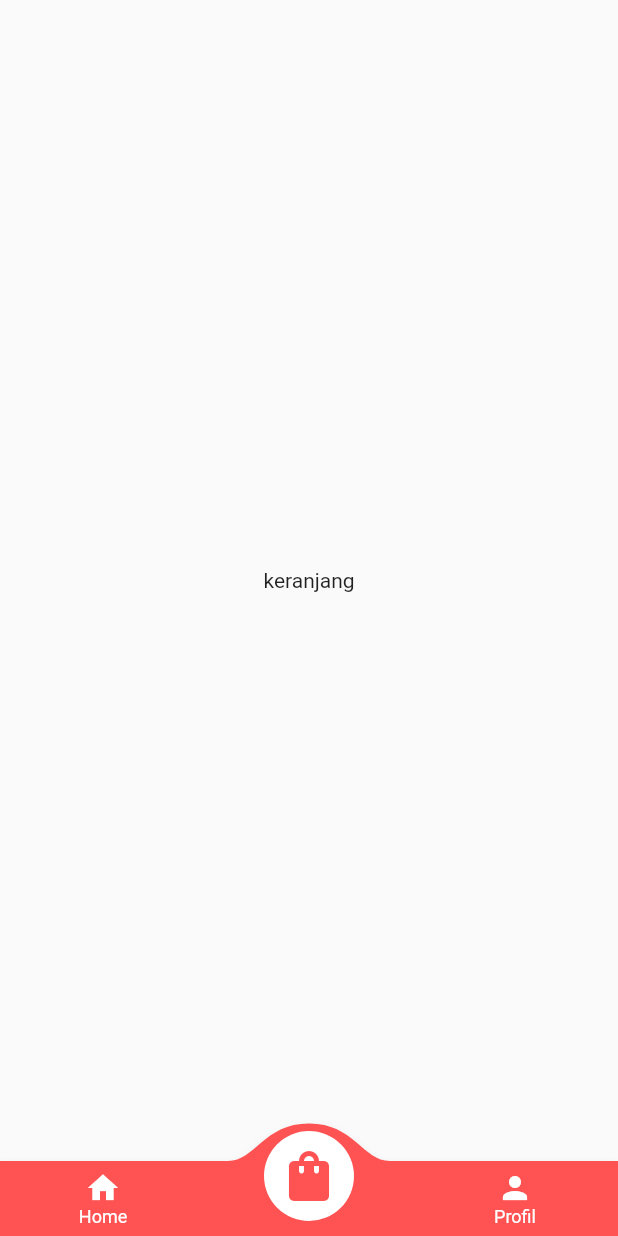
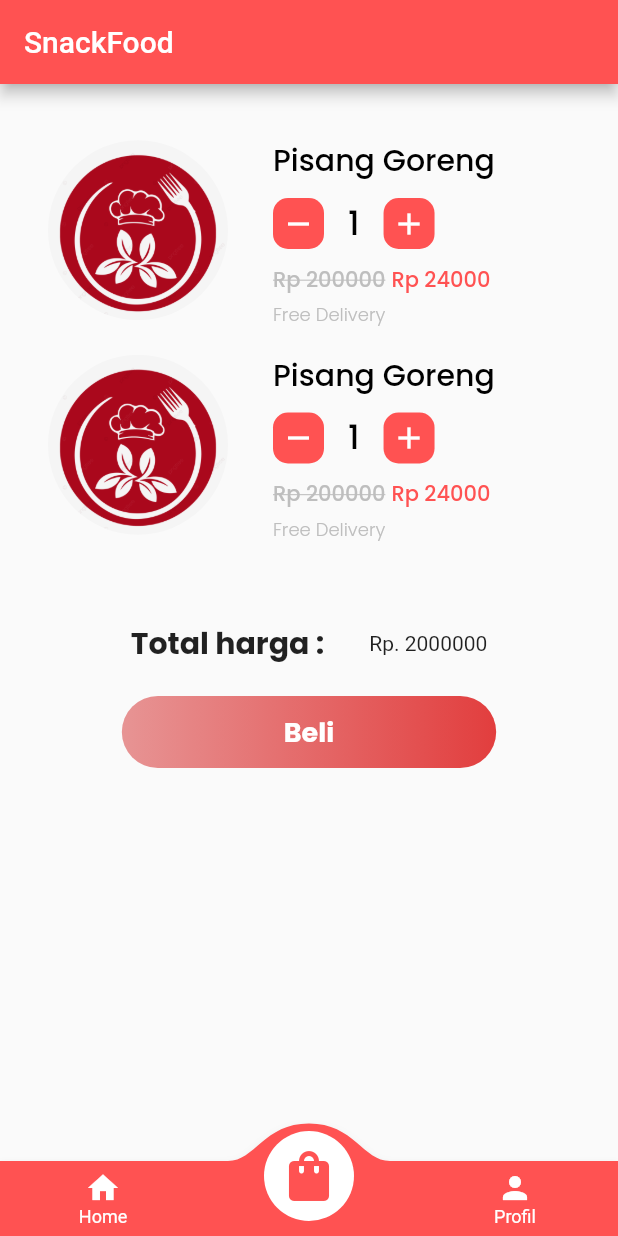
Before and after one commit to haaeell/snackfood-flutter-firebase, a Flutter app: the screen it shows once a user with an empty profile is signed in, item 2 of the bottom bar chosen, on a phone screen of 412 x 824 dp. Run offline on Flutter 3.47's test engine with Material 2 defaults, Android fonts, the phone set to English and light mode, and no system bars; drawn by our look-alikes of convex_bottom_bar; our stand-ins replace badges, cloud_firestore, firebase_auth, firebase_core, google_fonts, loading_indicator; accounts and stored records are empty; network calls fail.

Commit message:
memperbaiki tampilan

```diff
--- a/lib/pages/ForgetPasswordPage.dart
+++ b/lib/pages/ForgetPasswordPage.dart
@@ -96,7 +96,10 @@ class _ForgetPasswordPageState extends State<ForgetPasswordPage> {
             onPressed: () {
               passwordReset();
             },
-            child: Text('reset password'),
+            child: Text(
+              'reset password',
+              style: poppinsTextStyle.copyWith(color: whiteColor),
+            ),
             color: Colors.redAccent,
           ),
         ],
--- a/lib/pages/HomePage.dart
+++ b/lib/pages/HomePage.dart
@@ -3,6 +3,8 @@ import 'package:convex_bottom_bar/convex_bottom_bar.dart';
 import 'package:firebase_auth/firebase_auth.dart';
 import 'package:flutter/material.dart';
 import 'package:snackfood/models/menu.dart';
+import 'package:snackfood/pages/KeranjangPage.dart';
+import 'package:snackfood/pages/ProfilPage.dart';
 import 'package:snackfood/theme.dart';
 import 'package:snackfood/widgets/MenuCard.dart';
 
@@ -26,29 +28,41 @@ class _HomepageState extends State<Homepage> {
         child: SafeArea(
           child: Padding(
             padding: const EdgeInsets.symmetric(
-              vertical: 32,
+              vertical: 22,
               horizontal: 20,
             ),
             child: Column(
               crossAxisAlignment: CrossAxisAlignment.start,
               children: [
-                Center(
-                  child: Text(
-                    'Haloo,' + user.email!,
-                    style: poppinsTextStyle.copyWith(
-                      fontSize: 18,
-                      fontWeight: FontWeight.w700,
-                      color: blackColor,
+                Row(
+                  mainAxisAlignment: MainAxisAlignment.spaceBetween,
+                  children: [
+                    Text(
+                      'Haloo,',
+                      style: poppinsTextStyle.copyWith(
+                        fontSize: 24,
+                        fontWeight: FontWeight.w700,
+                        color: blackColor,
+                      ),
                     ),
-                  ),
+                    Image.asset(
+                      'assets/icon.png',
+                      width: 50,
+                      height: 50,
+                    )
+                  ],
+                ),
+                Text(user.email!),
+                SizedBox(
+                  height: 40,
                 ),
                 Center(
                   child: Text(
-                    'Selamat datang di Snackfood',
+                    'Mau makan apa hari ini?',
                     style: poppinsTextStyle.copyWith(
-                      fontSize: 16,
+                      fontSize: 20,
                       fontWeight: FontWeight.w400,
-                      color: greyColor,
+                      color: blackColor,
                     ),
                   ),
                 ),
@@ -63,8 +77,8 @@ class _HomepageState extends State<Homepage> {
                       bottomRight: Radius.circular(64),
                       bottomLeft: Radius.circular(16),
                     ),
-                    child: Image.asset(
-                      'assets/thumbnail.png',
+                    child: Image.network(
+                      'https://assets.materialup.com/uploads/45b248c8-e813-4437-8e76-3e54d8621933/preview.jpg',
                       fit: BoxFit.cover,
                     ),
                   ),
@@ -114,31 +128,16 @@ class _HomepageState extends State<Homepage> {
           ),
         ),
       ),
-      Center(
-        child: Text('keranjang'),
-      ),
-      Center(
-        child: Column(
-          mainAxisAlignment: MainAxisAlignment.center,
-          children: [
-            Text(user.email!),
-            MaterialButton(
-              onPressed: () {
-                FirebaseAuth.instance.signOut();
-              },
-              color: Colors.redAccent,
-              child: Text(
-                'LOGOUT',
-                style: TextStyle(color: Colors.white),
-              ),
-            )
-          ],
-        ),
-      ),
+      Keranjangpage(),
+      Profilpage(),
     ];
 
     return Scaffold(
       resizeToAvoidBottomInset: false,
+      appBar: AppBar(
+        backgroundColor: Colors.redAccent,
+        title: Text('SnackFood'),
+      ),
       body: widgets[currentIndex],
       bottomNavigationBar: ConvexAppBar(
         items: [
--- /dev/null
+++ b/lib/pages/KeranjangPage.dart
@@ -0,0 +1,292 @@
+import 'package:flutter/material.dart';
+import 'package:snackfood/theme.dart';
+
+class Keranjangpage extends StatelessWidget {
+  const Keranjangpage({Key? key}) : super(key: key);
+
+  @override
+  Widget build(BuildContext context) {
+    return Scaffold(
+      body: Padding(
+        padding: const EdgeInsets.all(32.0),
+        child: Column(
+          children: [
+            Row(
+              children: [
+                ClipRRect(
+                  borderRadius: BorderRadius.circular(
+                    100,
+                  ),
+                  child: Container(
+                    width: 120,
+                    height: 120,
+                    decoration: BoxDecoration(
+                      borderRadius: BorderRadius.circular(100),
+                    ),
+                    child: Image.asset(
+                      'assets/icon.png',
+                      fit: BoxFit.cover,
+                    ),
+                  ),
+                ),
+                SizedBox(
+                  width: 30,
+                ),
+                Column(
+                  crossAxisAlignment: CrossAxisAlignment.start,
+                  children: [
+                    const SizedBox(height: 4),
+                    Text(
+                      'Pisang Goreng',
+                      style: poppinsTextStyle.copyWith(
+                        fontSize: 20,
+                        fontWeight: FontWeight.w500,
+                        color: blackColor,
+                      ),
+                    ),
+                    const SizedBox(height: 10),
+                    Row(
+                      children: [
+                        InkWell(
+                          onTap: () {},
+                          child: Container(
+                            decoration: const BoxDecoration(
+                                color: Colors.redAccent,
+                                borderRadius:
+                                    BorderRadius.all(Radius.circular(10))),
+                            padding: const EdgeInsets.all(5),
+                            child: const Icon(
+                              Icons.remove,
+                              color: Colors.white,
+                            ),
+                          ),
+                        ),
+                        const SizedBox(width: 16),
+                        Text(
+                          '1',
+                          style: poppinsTextStyle.copyWith(
+                            fontSize: 22,
+                            fontWeight: FontWeight.w500,
+                            color: blackColor,
+                          ),
+                        ),
+                        const SizedBox(width: 16),
+                        InkWell(
+                          onTap: () {},
+                          child: Container(
+                            decoration: const BoxDecoration(
+                                color: Colors.redAccent,
+                                borderRadius:
+                                    BorderRadius.all(Radius.circular(10))),
+                            padding: const EdgeInsets.all(5),
+                            child: const Icon(
+                              Icons.add,
+                              color: Colors.white,
+                            ),
+                          ),
+                        ),
+                      ],
+                    ),
+                    SizedBox(
+                      height: 10,
+                    ),
+                    Row(
+                      children: [
+                        Text(
+                          'Rp 200000',
+                          style: poppinsTextStyle.copyWith(
+                            fontSize: 14,
+                            fontWeight: FontWeight.w500,
+                            color: greyColor,
+                            decoration: TextDecoration.lineThrough,
+                          ),
+                        ),
+                        const SizedBox(width: 4),
+                        Text(
+                          'Rp 24000',
+                          style: poppinsTextStyle.copyWith(
+                            fontSize: 14,
+                            fontWeight: FontWeight.w500,
+                            color: Colors.redAccent,
+                          ),
+                        ),
+                      ],
+                    ),
+                    const SizedBox(height: 4),
+                    Text(
+                      'Free Delivery',
+                      style: poppinsTextStyle.copyWith(
+                        fontSize: 12,
+                        fontWeight: FontWeight.w300,
+                        color: greyColor,
+                      ),
+                    ),
+                  ],
+                ),
+              ],
+            ),
+            const SizedBox(height: 12),
+            Row(
+              children: [
+                ClipRRect(
+                  borderRadius: BorderRadius.circular(
+                    100,
+                  ),
+                  child: Container(
+                    width: 120,
+                    height: 120,
+                    decoration: BoxDecoration(
+                      borderRadius: BorderRadius.circular(100),
+                    ),
+                    child: Image.asset(
+                      'assets/icon.png',
+                      fit: BoxFit.cover,
+                    ),
+                  ),
+                ),
+                SizedBox(
+                  width: 30,
+                ),
+                Column(
+                  crossAxisAlignment: CrossAxisAlignment.start,
+                  children: [
+                    const SizedBox(height: 4),
+                    Text(
+                      'Pisang Goreng',
+                      style: poppinsTextStyle.copyWith(
+                        fontSize: 20,
+                        fontWeight: FontWeight.w500,
+                        color: blackColor,
+                      ),
+                    ),
+                    const SizedBox(height: 10),
+                    Row(
+                      children: [
+                        InkWell(
+                          onTap: () {},
+                          child: Container(
+                            decoration: const BoxDecoration(
+                                color: Colors.redAccent,
+                                borderRadius:
+                                    BorderRadius.all(Radius.circular(10))),
+                            padding: const EdgeInsets.all(5),
+                            child: const Icon(
+                              Icons.remove,
+                              color: Colors.white,
+                            ),
+                          ),
+                        ),
+                        const SizedBox(width: 16),
+                        Text(
+                          '1',
+                          style: poppinsTextStyle.copyWith(
+                            fontSize: 22,
+                            fontWeight: FontWeight.w500,
+                            color: blackColor,
+                          ),
+                        ),
+                        const SizedBox(width: 16),
+                        InkWell(
+                          onTap: () {},
+                          child: Container(
+                            decoration: const BoxDecoration(
+                                color: Colors.redAccent,
+                                borderRadius:
+                                    BorderRadius.all(Radius.circular(10))),
+                            padding: const EdgeInsets.all(5),
+                            child: const Icon(
+                              Icons.add,
+                              color: Colors.white,
+                            ),
+                          ),
+                        ),
+                      ],
+                    ),
+                    SizedBox(
+                      height: 10,
+                    ),
+                    Row(
+                      children: [
+                        Text(
+                          'Rp 200000',
+                          style: poppinsTextStyle.copyWith(
+                            fontSize: 14,
+                            fontWeight: FontWeight.w500,
+                            color: greyColor,
+                            decoration: TextDecoration.lineThrough,
+                          ),
+                        ),
+                        const SizedBox(width: 4),
+                        Text(
+                          'Rp 24000',
+                          style: poppinsTextStyle.copyWith(
+                            fontSize: 14,
+                            fontWeight: FontWeight.w500,
+                            color: Colors.redAccent,
+                          ),
+                        ),
+                      ],
+                    ),
+                    const SizedBox(height: 4),
+                    Text(
+                      'Free Delivery',
+                      style: poppinsTextStyle.copyWith(
+                        fontSize: 12,
+                        fontWeight: FontWeight.w300,
+                        color: greyColor,
+                      ),
+                    ),
+                  ],
+                ),
+              ],
+            ),
+            const SizedBox(height: 52),
+            Row(
+              mainAxisAlignment: MainAxisAlignment.center,
+              children: [
+                Text(
+                  'Total harga :',
+                  style: poppinsTextStyle.copyWith(
+                    fontWeight: FontWeight.w700,
+                    fontSize: 20,
+                  ),
+                ),
+                SizedBox(
+                  width: 30,
+                ),
+                Text('Rp. 2000000'),
+              ],
+            ),
+            SizedBox(
+              height: 20,
+            ),
+            Container(
+              decoration: BoxDecoration(
+                  gradient: new LinearGradient(
+                    colors: [
+                      Color.fromARGB(255, 231, 148, 148),
+                      Color.fromARGB(255, 226, 62, 62)
+                    ],
+                  ),
+                  borderRadius: BorderRadius.circular(36)),
+              child: TextButton(
+                onPressed: () {},
+                child: Padding(
+                  padding: const EdgeInsets.symmetric(horizontal: 100.0),
+                  child: Text(
+                    'Beli',
+                    style: poppinsTextStyle.copyWith(
+                      fontSize: 18,
+                      fontWeight: FontWeight.w700,
+                      color: whiteColor,
+                    ),
+                  ),
+                ),
+              ),
+            ),
+          ],
+        ),
+      ),
+    );
+  }
+}
--- a/lib/theme.dart
+++ b/lib/theme.dart
@@ -2,8 +2,8 @@ import 'package:flutter/material.dart';
 import 'package:google_fonts/google_fonts.dart';
 
 Color blackColor = const Color(0xff000000);
-Color greyColor = const Color(0xffAAAAAA);
+Color greyColor = Color.fromARGB(255, 190, 190, 190);
 Color whitegreyColor = const Color(0xffE5E5E5);
-Color yellowColor = const Color(0xffEDBE16);
+Color redCollor = Color.fromARGB(255, 211, 22, 22);
 Color whiteColor = const Color(0xffFFFFFF);
 TextStyle poppinsTextStyle = GoogleFonts.poppins();
--- a/pubspec.yaml
+++ b/pubspec.yaml
@@ -40,6 +40,8 @@ dependencies:
   firebase_core: ^2.4.0
   convex_bottom_bar: ^3.1.0+1
   firebase_auth: ^4.2.1
+  loading_indicator: ^3.1.0
+  badges: ^2.0.3
 
 dev_dependencies:
   flutter_launcher_icons: "^0.11.0"
```
Also changed, not shown: lib/pages/DetailScreen.dart (+23 -10 lines), lib/pages/LoginPage.dart (+10 -2 lines), lib/pages/ProfilPage.dart (added, +66 -0 lines), lib/pages/RegisterPage.dart (+54 -18 lines), lib/widgets/MenuCard.dart (+11 -9 lines), pubspec.lock.
